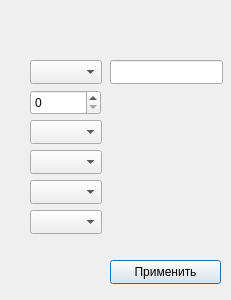
Above: connectionsettings.ui from jon007a/Modbus before the change. Below: the same form after it.
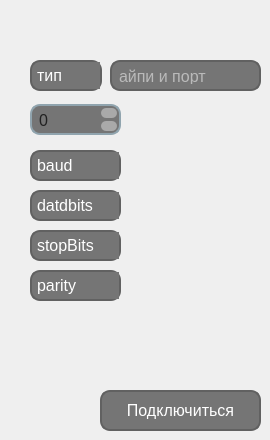
That is the form after the change. Icons and pictures are not drawn.

```diff
--- a/connectionsettings.ui
+++ b/connectionsettings.ui
@@ -6,10 +6,22 @@
    <rect>
     <x>0</x>
     <y>0</y>
-    <width>231</width>
-    <height>300</height>
+    <width>270</width>
+    <height>440</height>
    </rect>
   </property>
+  <property name="minimumSize">
+   <size>
+    <width>270</width>
+    <height>440</height>
+   </size>
+  </property>
+  <property name="maximumSize">
+   <size>
+    <width>270</width>
+    <height>440</height>
+   </size>
+  </property>
   <property name="windowTitle">
    <string>Dialog</string>
   </property>
@@ -19,9 +31,44 @@
      <x>30</x>
      <y>60</y>
      <width>72</width>
-     <height>24</height>
+     <height>31</height>
     </rect>
    </property>
+   <property name="styleSheet">
+    <string notr="true">QComboBox {
+    background-color: #757575; /* Основной темно-серый фон */
+    color: white; /* Цвет текста */
+    border: 2px solid #616161; /* Более темная серая обводка */
+    border-radius: 10px; /* Закругленные углы */
+    padding: 5px; /* Внутренний отступ */
+    font-size: 16px; /* Размер шрифта */
+}
+
+QComboBox:hover {
+    border: 2px solid #808080; /* Светлее при наведении */
+}
+
+QComboBox:editable {
+    background-color: #757575; /* Темно-серый фон при редактировании */
+}
+
+QComboBox::drop-down {
+    background-color: #757575; /* Фон выпадающего списка */
+    border: none; /* Убираем обводку */
+}
+
+QComboBox::down-arrow {
+    image: url(:/path/to/your/icon.png); /* Замените на путь к вашей иконке стрелки */
+    width: 10px; /* Ширина иконки */
+    height: 10px; /* Высота иконки */
+}
+
+QComboBox::indicator {
+    width: 0; /* Убираем стандартный индикатор */
+    height: 0;
+}
+</string>
+   </property>
    <property name="placeholderText">
     <string>тип</string>
    </property>
@@ -30,44 +77,159 @@
    <property name="geometry">
     <rect>
      <x>30</x>
-     <y>90</y>
-     <width>71</width>
-     <height>25</height>
+     <y>104</y>
+     <width>91</width>
+     <height>31</height>
     </rect>
    </property>
+   <property name="styleSheet">
+    <string notr="true">QSpinBox {
+    background-color: #757575; /* Основной светло-серый фон */
+    color: #212121; /* Цвет текста */
+    border: 2px solid #90A4AE; /* Более темная серая обводка */
+    border-radius: 10px; /* Закругленные углы для всего spin box */
+    padding: 5px; /* Внутренний отступ */
+    font-size: 16px; /* Размер шрифта */
+}
+
+QSpinBox::up-button, QSpinBox::down-button {
+    background-color: #A9A9A9; /* Темная кнопка для увеличения/уменьшения */
+    border: none; /* Убираем обводку */
+    width: 16px; /* Ширина кнопок */
+    height: 10px; /* Высота кнопок для более аккуратного вида */
+    border-radius: 5px; /* Закругленные углы для кнопок */
+    margin: 2px; /* Добавляем небольшой отступ между кнопками и spin box */
+}
+
+QSpinBox::up-button:hover, QSpinBox::down-button:hover {
+    background-color: #B0BEC5; /* Более светлый цвет при наведении */
+}
+
+QSpinBox::up-button:pressed, QSpinBox::down-button:pressed {
+    background-color: #90A4AE; /* Темный цвет при нажатии */
+}
+
+QSpinBox::up-button:default {
+    border: none; /* Убираем обводку при нажатии по умолчанию */
+}
+
+QSpinBox::down-button:default {
+    border: none; /* Убираем обводку при нажатии по умолчанию */
+}
+</string>
+   </property>
   </widget>
   <widget class="QLineEdit" name="ipAddressLineEdit">
    <property name="geometry">
     <rect>
      <x>110</x>
      <y>60</y>
-     <width>113</width>
-     <height>24</height>
+     <width>151</width>
+     <height>31</height>
     </rect>
    </property>
+   <property name="styleSheet">
+    <string notr="true">QLineEdit {
+    background-color: #757575; /* Основной темно-серый фон */
+    color: white; /* Цвет текста */
+    border: 2px solid #616161; /* Более темная серая обводка */
+    border-radius: 10px; /* Закругленные углы */
+    padding: 5px; /* Внутренний отступ */
+    font-size: 16px; /* Размер шрифта */
+}
+
+QLineEdit:focus {
+    border: 2px solid #4CAF50; /* Зеленая обводка при фокусе */
+    
+}
+
+QLineEdit::placeholder {
+    color: #A9A9A9; /* Цвет текста для плейсхолдера */
+}
+</string>
+   </property>
+   <property name="placeholderText">
+    <string>айпи и порт</string>
+   </property>
   </widget>
   <widget class="QPushButton" name="applyButton">
    <property name="geometry">
     <rect>
-     <x>110</x>
-     <y>260</y>
-     <width>111</width>
-     <height>24</height>
+     <x>100</x>
+     <y>390</y>
+     <width>161</width>
+     <height>41</height>
     </rect>
    </property>
+   <property name="styleSheet">
+    <string notr="true">QPushButton {
+    background-color: #757575; /* Основной темно-серый фон */
+    color: white; /* Цвет текста */
+    border-radius: 10px; /* Закругленные углы */
+    padding: 10px 20px; /* Внутренний отступ */
+    font-size: 16px; /* Размер шрифта */
+    border: 2px solid #616161; /* Более темная серая обводка */
+}
+
+QPushButton:hover {
+    background-color: #808080; /* Светлее при наведении */
+}
+
+QPushButton:pressed {
+    background-color: #5a5a5a; /* Темнее при нажатии */
+    padding-left: 12px; /* Сдвиг при нажатии для эффекта глубины */
+    padding-top: 12px;
+}
+</string>
+   </property>
    <property name="text">
-    <string>Применить</string>
+    <string>Подключиться</string>
    </property>
   </widget>
   <widget class="QComboBox" name="dataBitsComboBox">
    <property name="geometry">
     <rect>
      <x>30</x>
-     <y>150</y>
-     <width>72</width>
-     <height>24</height>
+     <y>190</y>
+     <width>91</width>
+     <height>31</height>
     </rect>
    </property>
+   <property name="styleSheet">
+    <string notr="true">QComboBox {
+    background-color: #757575; /* Основной темно-серый фон */
+    color: white; /* Цвет текста */
+    border: 2px solid #616161; /* Более темная серая обводка */
+    border-radius: 10px; /* Закругленные углы */
+    padding: 5px; /* Внутренний отступ */
+    font-size: 16px; /* Размер шрифта */
+}
+
+QComboBox:hover {
+    border: 2px solid #808080; /* Светлее при наведении */
+}
+
+QComboBox:editable {
+    background-color: #757575; /* Темно-серый фон при редактировании */
+}
+
+QComboBox::drop-down {
+    background-color: #757575; /* Фон выпадающего списка */
+    border: none; /* Убираем обводку */
+}
+
+QComboBox::down-arrow {
+    image: url(:/path/to/your/icon.png); /* Замените на путь к вашей иконке стрелки */
+    width: 10px; /* Ширина иконки */
+    height: 10px; /* Высота иконки */
+}
+
+QComboBox::indicator {
+    width: 0; /* Убираем стандартный индикатор */
+    height: 0;
+}
+</string>
+   </property>
    <property name="placeholderText">
     <string>datdbits</string>
    </property>
@@ -76,11 +238,46 @@
    <property name="geometry">
     <rect>
      <x>30</x>
-     <y>180</y>
-     <width>72</width>
-     <height>24</height>
+     <y>230</y>
+     <width>91</width>
+     <height>31</height>
     </rect>
    </property>
+   <property name="styleSheet">
+    <string notr="true">QComboBox {
+    background-color: #757575; /* Основной темно-серый фон */
+    color: white; /* Цвет текста */
+    border: 2px solid #616161; /* Более темная серая обводка */
+    border-radius: 10px; /* Закругленные углы */
+    padding: 5px; /* Внутренний отступ */
+    font-size: 16px; /* Размер шрифта */
+}
+
+QComboBox:hover {
+    border: 2px solid #808080; /* Светлее при наведении */
+}
+
+QComboBox:editable {
+    background-color: #757575; /* Темно-серый фон при редактировании */
+}
+
+QComboBox::drop-down {
+    background-color: #757575; /* Фон выпадающего списка */
+    border: none; /* Убираем обводку */
+}
+
+QComboBox::down-arrow {
+    image: url(:/path/to/your/icon.png); /* Замените на путь к вашей иконке стрелки */
+    width: 10px; /* Ширина иконки */
+    height: 10px; /* Высота иконки */
+}
+
+QComboBox::indicator {
+    width: 0; /* Убираем стандартный индикатор */
+    height: 0;
+}
+</string>
+   </property>
    <property name="placeholderText">
     <string>stopBits</string>
    </property>
@@ -89,11 +286,46 @@
    <property name="geometry">
     <rect>
      <x>30</x>
-     <y>120</y>
-     <width>72</width>
-     <height>24</height>
+     <y>150</y>
+     <width>91</width>
+     <height>31</height>
     </rect>
    </property>
+   <property name="styleSheet">
+    <string notr="true">QComboBox {
+    background-color: #757575; /* Основной темно-серый фон */
+    color: white; /* Цвет текста */
+    border: 2px solid #616161; /* Более темная серая обводка */
+    border-radius: 10px; /* Закругленные углы */
+    padding: 5px; /* Внутренний отступ */
+    font-size: 16px; /* Размер шрифта */
+}
+
+QComboBox:hover {
+    border: 2px solid #808080; /* Светлее при наведении */
+}
+
+QComboBox:editable {
+    background-color: #757575; /* Темно-серый фон при редактировании */
+}
+
+QComboBox::drop-down {
+    background-color: #757575; /* Фон выпадающего списка */
+    border: none; /* Убираем обводку */
+}
+
+QComboBox::down-arrow {
+    image: url(:/path/to/your/icon.png); /* Замените на путь к вашей иконке стрелки */
+    width: 10px; /* Ширина иконки */
+    height: 10px; /* Высота иконки */
+}
+
+QComboBox::indicator {
+    width: 0; /* Убираем стандартный индикатор */
+    height: 0;
+}
+</string>
+   </property>
    <property name="currentText">
     <string extracomment="dawd"/>
    </property>
@@ -105,11 +337,46 @@
    <property name="geometry">
     <rect>
      <x>30</x>
-     <y>210</y>
-     <width>72</width>
-     <height>24</height>
+     <y>270</y>
+     <width>91</width>
+     <height>31</height>
     </rect>
    </property>
+   <property name="styleSheet">
+    <string notr="true">QComboBox {
+    background-color: #757575; /* Основной темно-серый фон */
+    color: white; /* Цвет текста */
+    border: 2px solid #616161; /* Более темная серая обводка */
+    border-radius: 10px; /* Закругленные углы */
+    padding: 5px; /* Внутренний отступ */
+    font-size: 16px; /* Размер шрифта */
+}
+
+QComboBox:hover {
+    border: 2px solid #808080; /* Светлее при наведении */
+}
+
+QComboBox:editable {
+    background-color: #757575; /* Темно-серый фон при редактировании */
+}
+
+QComboBox::drop-down {
+    background-color: #757575; /* Фон выпадающего списка */
+    border: none; /* Убираем обводку */
+}
+
+QComboBox::down-arrow {
+    image: url(:/path/to/your/icon.png); /* Замените на путь к вашей иконке стрелки */
+    width: 10px; /* Ширина иконки */
+    height: 10px; /* Высота иконки */
+}
+
+QComboBox::indicator {
+    width: 0; /* Убираем стандартный индикатор */
+    height: 0;
+}
+</string>
+   </property>
    <property name="placeholderText">
     <string>parity</string>
    </property>
```
Left out of the diff: 2 changed lines with no effect on the pictures.
